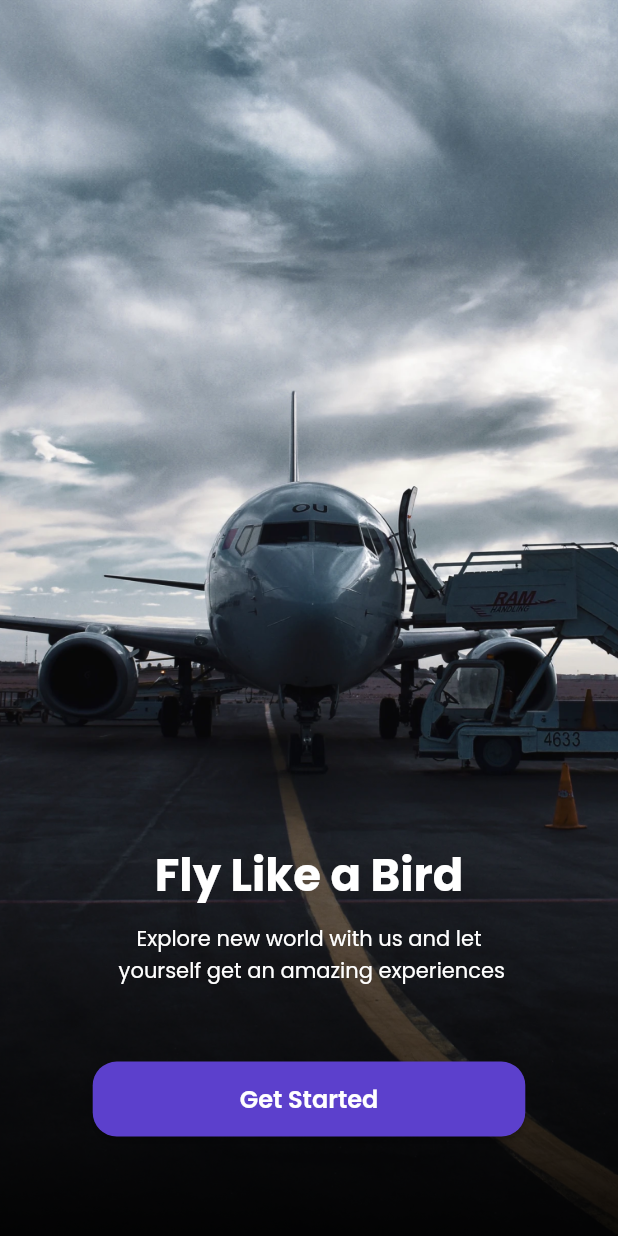
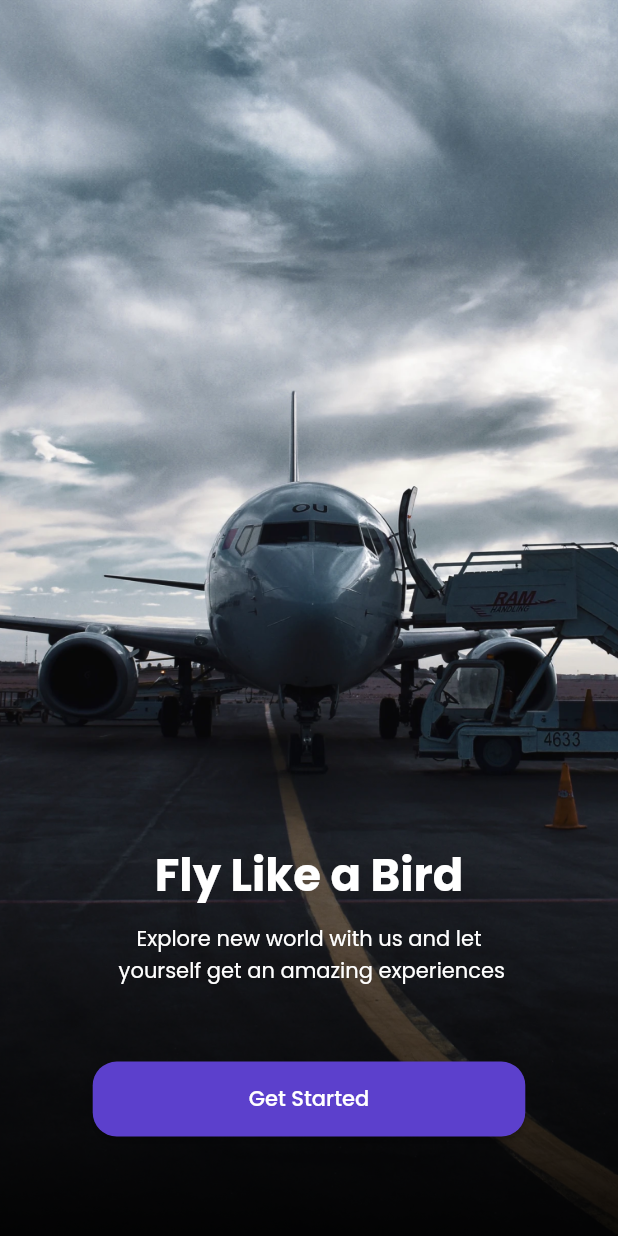
Before and after one commit to haidar-jpr/Airplane-Shamo-Repo, a Flutter app: the GetStartedScreen screen opened directly, on a phone screen of 412 x 824 dp. Run offline on Flutter 3.47's test engine with Material 2 defaults, Android fonts, the phone set to English and light mode, and no system bars; our stand-ins replace google_fonts.

Commit message:
make custom button widget for reuseable usage and clean up import package

```diff
--- a/lib/main.dart
+++ b/lib/main.dart
@@ -17,7 +17,7 @@ class MyApp extends StatelessWidget {
   Widget build(BuildContext context) {
     return MaterialApp(
       debugShowCheckedModeBanner: false,
-      home: DetailScreen(),
+      home: BonusSaldo(),
     );
   }
 }
--- a/lib/screens/get_started_screen.dart
+++ b/lib/screens/get_started_screen.dart
@@ -1,5 +1,7 @@
-import 'package:airplane_shamo/widgets/themes.dart';
 import 'package:flutter/material.dart';
+
+import '../widgets/custom_button.dart';
+import '../widgets/themes.dart';
 
 class GetStartedScreen extends StatelessWidget {
   const GetStartedScreen({Key? key}) : super(key: key);
@@ -50,24 +52,11 @@ class GetStartedScreen extends StatelessWidget {
               /// Button
               Padding(
                 padding: EdgeInsets.only(top: defaultMargin + 20),
-                child: ElevatedButton(
-                  onPressed: () {},
-                  style: ElevatedButton.styleFrom(
-                      primary: colorBg,
-                      minimumSize: Size(
-                        MediaQuery.of(context).size.width * 0.7,
-                        50,
-                      ),
-                      shape: RoundedRectangleBorder(
-                        borderRadius: BorderRadius.circular(defaultBorder),
-                      )),
-                  child: Text(
-                    'Get Started',
-                    style: textStyle1.copyWith(
-                      fontSize: 16,
-                      fontWeight: FontWeight.w600,
-                    ),
-                  ),
+                child: CustomBotton(
+                  press: () {},
+                  width: MediaQuery.of(context).size.width * 0.7,
+                  height: 50,
+                  name: 'Get Started',
                 ),
               ),
             ],
--- a/lib/screens/home_screen.dart
+++ b/lib/screens/home_screen.dart
@@ -1,8 +1,8 @@
-import 'package:airplane_shamo/screens/details_screen.dart';
 import 'package:flutter/material.dart';
 
 import '../widgets/themes.dart';
 import '../widgets/home_content.dart';
+import 'details_screen.dart';
 import 'sign_up_screen.dart';
 import 'splash_screen.dart';
 
@@ -15,7 +15,6 @@ class HomeScreen extends StatefulWidget {
 
 class _HomeScreenState extends State<HomeScreen> {
   int _selectedIndex = 0;
-  bool _unSelectedIndex = false;
 
   static const List<Widget> _wOptions = [
     HomeContent(),
@@ -27,7 +26,6 @@ class _HomeScreenState extends State<HomeScreen> {
   void _onItemTapped(int index) {
     setState(() {
       _selectedIndex = index;
-      _unSelectedIndex = !_unSelectedIndex;
     });
   }
 
--- a/lib/screens/splash_screen.dart
+++ b/lib/screens/splash_screen.dart
@@ -1,5 +1,6 @@
-import 'package:airplane_shamo/widgets/themes.dart';
 import 'package:flutter/material.dart';
+
+import '../widgets/themes.dart';
 
 class SplashScreen extends StatelessWidget {
   const SplashScreen({Key? key}) : super(key: key);
--- /dev/null
+++ b/lib/widgets/custom_button.dart
@@ -0,0 +1,39 @@
+import 'package:flutter/material.dart';
+
+import 'themes.dart';
+
+class CustomBotton extends StatelessWidget {
+  const CustomBotton({
+    Key? key,
+    required this.press,
+    this.width,
+    required this.height,
+    required this.name,
+  }) : super(key: key);
+
+  final VoidCallback press;
+  final double? width;
+  final double height;
+  final String name;
+
+  @override
+  Widget build(BuildContext context) {
+    return ElevatedButton(
+      onPressed: press,
+      style: ElevatedButton.styleFrom(
+        minimumSize: Size(
+          width!,
+          height,
+        ),
+        shape: RoundedRectangleBorder(
+          borderRadius: BorderRadius.circular(defaultBorder),
+        ),
+        primary: colorBg,
+      ),
+      child: Text(
+        name,
+        style: textStyle1,
+      ),
+    );
+  }
+}
```
Also changed, not shown: lib/screens/bonus_saldo_screen.dart (+6 -19 lines), lib/screens/details_screen.dart (+12 -21 lines), lib/screens/sign_up_screen.dart (+6 -16 lines).
